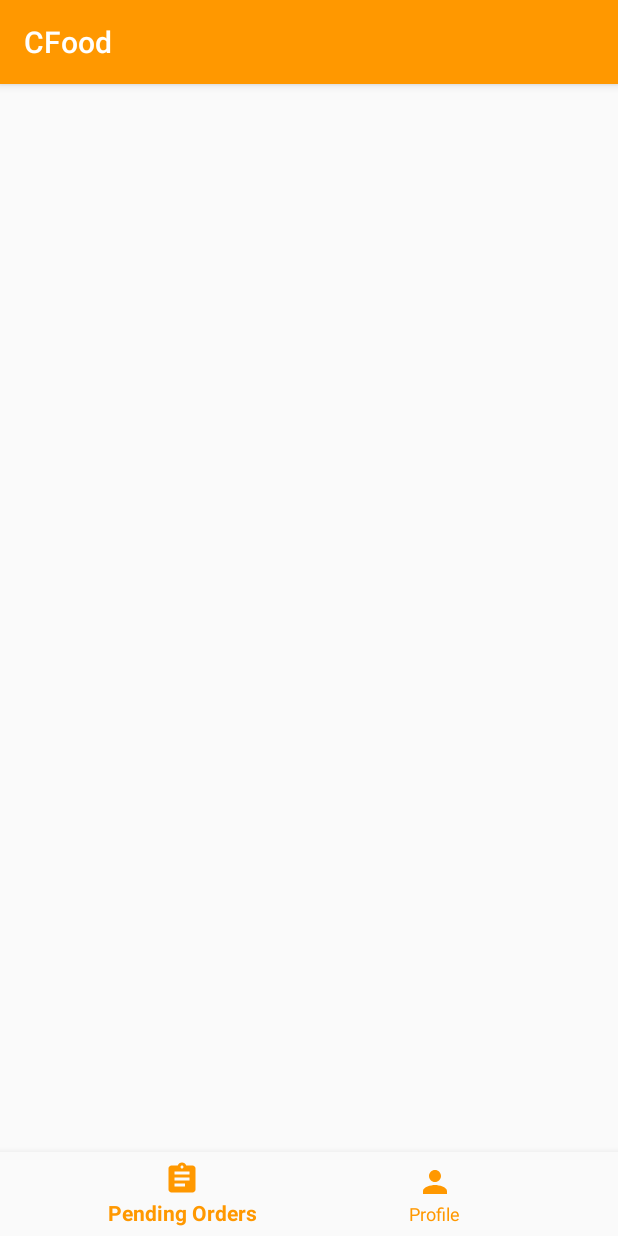
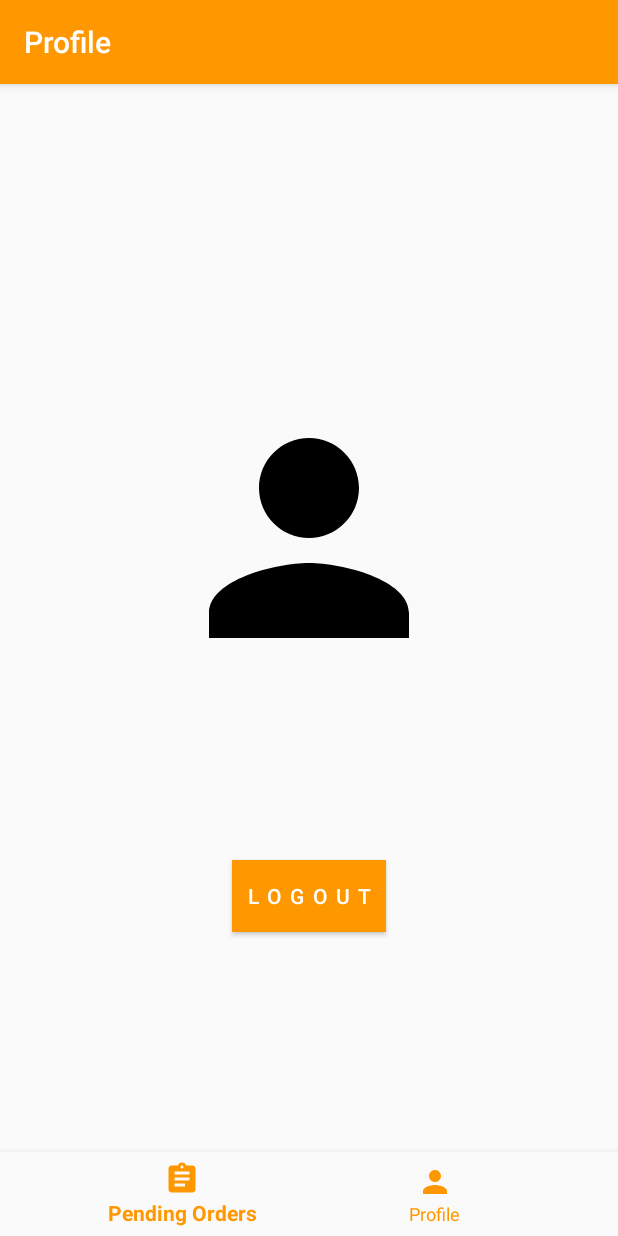
Before and after one commit to shohag1102/CFood, an Android app: the DeliveryFoodPanel_BottomNavigation screen opened directly, with no data from a screen before it, item 2 of the bottom bar chosen, on a phone screen of 412 x 824 dp. Run offline under Robolectric (Android 15) with nearby library versions, the phone set to English and light mode, and no system bars; our stand-ins replace Firebase (no records; nobody signed in at launch, a user with empty details on screens opened directly); Roboto replaces fonts that are not available here.

Commit message:
delivery person logout done

```diff
--- a/app/src/main/java/com/saikat1102/cfood/DeliveryFoodPanel_BottomNavigation.java
+++ b/app/src/main/java/com/saikat1102/cfood/DeliveryFoodPanel_BottomNavigation.java
@@ -34,13 +34,13 @@ public class DeliveryFoodPanel_BottomNavigation extends AppCompatActivity {
         }
 
         implementBottomNavigation();
-        replaceFragment(new DeliveryProfileFragment());
+        replaceFragment(new DeliveryPendingOrderFragment());
 
 
     }
 
     private void replaceFragment(Fragment fragment) {
-        getSupportFragmentManager().beginTransaction().replace(R.id.frame_container,fragment).commit();
+        getSupportFragmentManager().beginTransaction().replace(R.id.fragment_containerbott,fragment).commit();
     }
 
     private void implementBottomNavigation() {
@@ -48,7 +48,7 @@ public class DeliveryFoodPanel_BottomNavigation extends AppCompatActivity {
             @Override
             public boolean onNavigationItemSelected(@NonNull MenuItem item) {
                 switch (item.getItemId()){
-                    case R.id.shiporders:
+                    case R.id.profile:
                         replaceFragment(new DeliveryProfileFragment());
                         break;
                     case R.id.pendingorders:
--- a/app/src/main/java/com/saikat1102/cfood/Delivery_Login.java
+++ b/app/src/main/java/com/saikat1102/cfood/Delivery_Login.java
@@ -49,7 +49,7 @@ public class Delivery_Login extends AppCompatActivity {
                     emailid = email.getEditText().getText().toString().trim();
                     pwd = pass.getEditText().getText().toString().trim();
 
-                    if(isValid()){
+                    if(true){
 
                         final ProgressDialog mDialog = new ProgressDialog(Delivery_Login.this);
                         mDialog.setCanceledOnTouchOutside(false);
--- a/app/src/main/java/com/saikat1102/cfood/Delivery_Registration.java
+++ b/app/src/main/java/com/saikat1102/cfood/Delivery_Registration.java
@@ -62,7 +62,7 @@ public class Delivery_Registration extends AppCompatActivity {
             password = Pass.getEditText().getText().toString().trim();
             confpassword = cpass.getEditText().getText().toString().trim();
 
-            if (isValid()){
+            if (true){
                 final ProgressDialog mDialog = new ProgressDialog(Delivery_Registration.this);
                 mDialog.setCancelable(false);
                 mDialog.setCanceledOnTouchOutside(false);
--- a/app/src/main/java/com/saikat1102/cfood/Delivery_VerifyPhone.java
+++ b/app/src/main/java/com/saikat1102/cfood/Delivery_VerifyPhone.java
@@ -36,7 +36,7 @@ public class Delivery_VerifyPhone extends AppCompatActivity {
         super.onCreate(savedInstanceState);
         setContentView(R.layout.activity_chef_verify_phone);
 
-        phoneno = getIntent().getStringExtra("phonenumber").trim();
+        phoneno = getIntent().getStringExtra("PhoneNumber").trim();
 
         entercode = (EditText) findViewById(R.id.code);
         txt = (TextView) findViewById(R.id.text);
--- a/app/src/main/java/com/saikat1102/cfood/deliveryFoodPanel/DeliveryProfileFragment.java
+++ b/app/src/main/java/com/saikat1102/cfood/deliveryFoodPanel/DeliveryProfileFragment.java
@@ -1,24 +1,62 @@
 package com.saikat1102.cfood.deliveryFoodPanel;
 
+import android.content.Intent;
 import android.os.Bundle;
+import android.util.Log;
 import android.view.LayoutInflater;
 import android.view.View;
 import android.view.ViewGroup;
+import android.widget.Button;
+import android.widget.TextView;
 
 import androidx.annotation.NonNull;
 import androidx.annotation.Nullable;
 import androidx.fragment.app.Fragment;
 
+import com.google.firebase.auth.FirebaseAuth;
+import com.google.firebase.database.DataSnapshot;
+import com.google.firebase.database.DatabaseError;
+import com.google.firebase.database.DatabaseReference;
+import com.google.firebase.database.FirebaseDatabase;
+import com.google.firebase.database.ValueEventListener;
+import com.saikat1102.cfood.MainMenu;
 import com.saikat1102.cfood.R;
 
 
 public class DeliveryProfileFragment extends Fragment {
+    TextView name, phone;
+    Button logout;
+    FirebaseAuth mAuth = FirebaseAuth.getInstance();
+    String phoneNumber = mAuth.getCurrentUser().getPhoneNumber();
+    String email = mAuth.getCurrentUser().getEmail();
 
     @Nullable
     @Override
     public View onCreateView(@NonNull LayoutInflater inflater, @Nullable ViewGroup container, @Nullable Bundle savedInstanceState) {
         View v = inflater.inflate(R.layout.fragment_delivery_profile, null);
         getActivity().setTitle("Profile");
+
+        commence(v);
+        logout.setOnClickListener(new View.OnClickListener() {
+            @Override
+            public void onClick(View view) {
+                mAuth.signOut();
+                Intent intent = new Intent(getContext(), MainMenu.class);
+                startActivity(intent);
+            }
+        });
+
+        phone.setText(phoneNumber);
+        name.setText(email);
+
+
+
         return v;
     }
+
+    private void commence(View v) {
+        name = v.findViewById(R.id.name);
+        phone = v.findViewById(R.id.phone);
+        logout = v.findViewById(R.id.logout);
+    }
 }
--- a/app/src/main/res/menu/delivery_bottom_navigation.xml
+++ b/app/src/main/res/menu/delivery_bottom_navigation.xml
@@ -7,7 +7,7 @@
         android:icon="@drawable/ic_orders_24"
         android:title="Pending Orders" />
     <item
-        android:id="@+id/shiporders"
+        android:id="@+id/profile"
         android:icon="@drawable/ic_baseline_person_24"
         android:title="Profile" />
 </menu>
```
